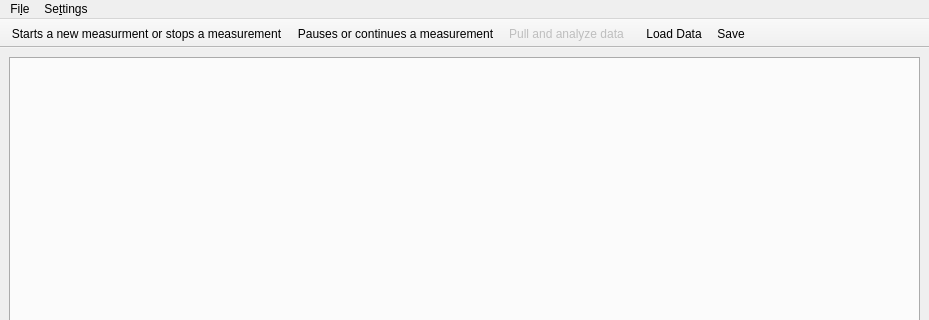
Before: the Qt Designer form src/qudi/gui/qdyne/ui/maingui.ui in Ulm-IQO/qudi-iqo-modules, drawn with Qt 5; both pictures show x 0 to 929 and y 0 to 320 of the 929 by 818 pixel window.
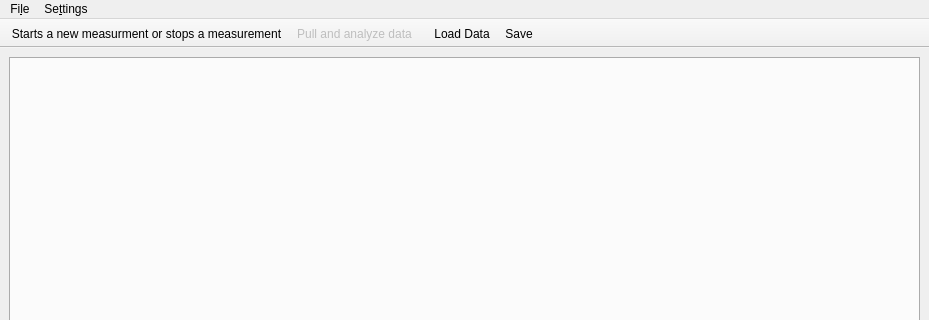
After: the same form once the commit is applied. Icons and pictures are not drawn.

Commit message: Remove pause/continue button in maingui.ui

Patch:
```diff
--- a/src/qudi/gui/qdyne/ui/maingui.ui
+++ b/src/qudi/gui/qdyne/ui/maingui.ui
@@ -86,7 +86,6 @@
     <bool>false</bool>
    </attribute>
    <addaction name="action_run_stop"/>
-   <addaction name="action_continue_pause"/>
    <addaction name="action_pull_data"/>
   </widget>
   <widget class="QToolBar" name="data_manager_ToolBar">
```
